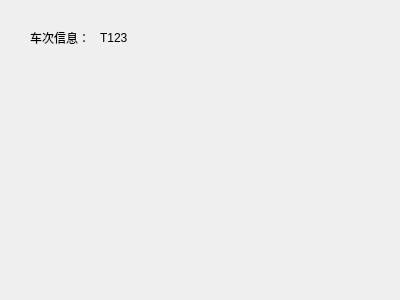
First picture: the form in MainProgram/orderdialog.ui, repository jameswhqi/12307, before the edit.
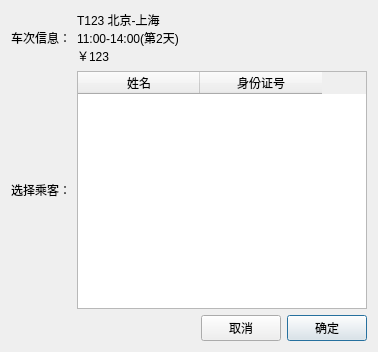
Second picture: the form after the edit.

```diff
--- a/MainProgram/orderdialog.ui
+++ b/MainProgram/orderdialog.ui
@@ -6,39 +6,137 @@
    <rect>
     <x>0</x>
     <y>0</y>
-    <width>400</width>
-    <height>300</height>
+    <width>378</width>
+    <height>352</height>
    </rect>
   </property>
   <property name="windowTitle">
    <string>Dialog</string>
   </property>
-  <widget class="QLabel" name="label">
-   <property name="geometry">
-    <rect>
-     <x>30</x>
-     <y>30</y>
-     <width>61</width>
-     <height>16</height>
-    </rect>
-   </property>
-   <property name="text">
-    <string>车次信息：</string>
-   </property>
-  </widget>
-  <widget class="QLabel" name="label_2">
-   <property name="geometry">
-    <rect>
-     <x>100</x>
-     <y>30</y>
-     <width>171</width>
-     <height>16</height>
-    </rect>
-   </property>
-   <property name="text">
-    <string>T123 </string>
-   </property>
-  </widget>
+  <layout class="QVBoxLayout" name="verticalLayout">
+   <item>
+    <layout class="QHBoxLayout" name="horizontalLayout">
+     <item>
+      <widget class="QLabel" name="label">
+       <property name="text">
+        <string>车次信息：</string>
+       </property>
+      </widget>
+     </item>
+     <item>
+      <widget class="QLabel" name="trainInfoLabel">
+       <property name="sizePolicy">
+        <sizepolicy hsizetype="MinimumExpanding" vsizetype="Fixed">
+         <horstretch>0</horstretch>
+         <verstretch>0</verstretch>
+        </sizepolicy>
+       </property>
+       <property name="text">
+        <string>T123 北京-上海
+11:00-14:00(第2天)
+￥123</string>
+       </property>
+       <property name="textFormat">
+        <enum>Qt::AutoText</enum>
+       </property>
+      </widget>
+     </item>
+     <item>
+      <spacer name="horizontalSpacer">
+       <property name="orientation">
+        <enum>Qt::Horizontal</enum>
+       </property>
+       <property name="sizeHint" stdset="0">
+        <size>
+         <width>40</width>
+         <height>20</height>
+        </size>
+       </property>
+      </spacer>
+     </item>
+    </layout>
+   </item>
+   <item>
+    <layout class="QHBoxLayout" name="horizontalLayout_2">
+     <item>
+      <widget class="QLabel" name="label_2">
+       <property name="text">
+        <string>选择乘客：</string>
+       </property>
+      </widget>
+     </item>
+     <item>
+      <widget class="QTableWidget" name="tableWidget">
+       <attribute name="horizontalHeaderDefaultSectionSize">
+        <number>122</number>
+       </attribute>
+       <attribute name="verticalHeaderVisible">
+        <bool>false</bool>
+       </attribute>
+       <attribute name="verticalHeaderDefaultSectionSize">
+        <number>21</number>
+       </attribute>
+       <column>
+        <property name="text">
+         <string>姓名</string>
+        </property>
+       </column>
+       <column>
+        <property name="text">
+         <string>身份证号</string>
+        </property>
+       </column>
+      </widget>
+     </item>
+    </layout>
+   </item>
+   <item>
+    <layout class="QHBoxLayout" name="horizontalLayout_3">
+     <item>
+      <spacer name="horizontalSpacer_2">
+       <property name="orientation">
+        <enum>Qt::Horizontal</enum>
+       </property>
+       <property name="sizeHint" stdset="0">
+        <size>
+         <width>40</width>
+         <height>20</height>
+        </size>
+       </property>
+      </spacer>
+     </item>
+     <item>
+      <widget class="QPushButton" name="cancelButton">
+       <property name="sizePolicy">
+        <sizepolicy hsizetype="Fixed" vsizetype="Fixed">
+         <horstretch>0</horstretch>
+         <verstretch>0</verstretch>
+        </sizepolicy>
+       </property>
+       <property name="text">
+        <string>取消</string>
+       </property>
+      </widget>
+     </item>
+     <item>
+      <widget class="QPushButton" name="confirmButton">
+       <property name="sizePolicy">
+        <sizepolicy hsizetype="Fixed" vsizetype="Fixed">
+         <horstretch>0</horstretch>
+         <verstretch>0</verstretch>
+        </sizepolicy>
+       </property>
+       <property name="text">
+        <string>确定</string>
+       </property>
+       <property name="default">
+        <bool>true</bool>
+       </property>
+      </widget>
+     </item>
+    </layout>
+   </item>
+  </layout>
  </widget>
  <resources/>
  <connections/>
```
Left out of the diff: 19 changed lines with no effect on the pictures.
